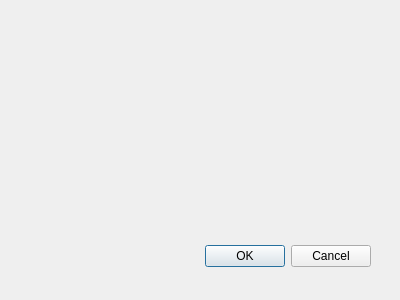
The window that medianinputdialog.ui (MKozuch/fpCalc) describes before a commit, drawn with Qt 5.
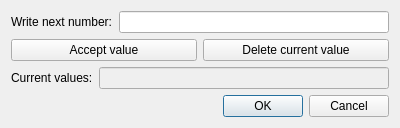
The same window after the commit.

Diff of the .ui file:
```diff
--- a/medianinputdialog.ui
+++ b/medianinputdialog.ui
@@ -9,28 +9,78 @@
     <x>0</x>
     <y>0</y>
     <width>400</width>
-    <height>300</height>
+    <height>128</height>
    </rect>
   </property>
   <property name="windowTitle">
    <string>Dialog</string>
   </property>
-  <widget name="buttonBox" class="QDialogButtonBox">
-   <property name="geometry">
-    <rect>
-     <x>30</x>
-     <y>240</y>
-     <width>341</width>
-     <height>32</height>
-    </rect>
-   </property>
-   <property name="orientation">
-    <enum>Qt::Horizontal</enum>
-   </property>
-   <property name="standardButtons">
-    <set>QDialogButtonBox::Cancel|QDialogButtonBox::Ok</set>
-   </property>
-  </widget>
+  <layout class="QVBoxLayout" name="verticalLayout">
+   <item>
+    <layout class="QHBoxLayout" name="horizontalLayout_2">
+     <item>
+      <widget class="QLabel" name="label">
+       <property name="text">
+        <string>Write next number:</string>
+       </property>
+      </widget>
+     </item>
+     <item>
+      <widget class="QLineEdit" name="valueInput">
+       <property name="inputMask">
+        <string/>
+       </property>
+      </widget>
+     </item>
+    </layout>
+   </item>
+   <item>
+    <layout class="QHBoxLayout" name="horizontalLayout">
+     <item>
+      <widget class="QPushButton" name="acceptBtn">
+       <property name="text">
+        <string>Accept value</string>
+       </property>
+      </widget>
+     </item>
+     <item>
+      <widget class="QPushButton" name="deleteBtn">
+       <property name="text">
+        <string>Delete current value</string>
+       </property>
+      </widget>
+     </item>
+    </layout>
+   </item>
+   <item>
+    <layout class="QHBoxLayout" name="horizontalLayout_3">
+     <item>
+      <widget class="QLabel" name="label_2">
+       <property name="text">
+        <string>Current values:</string>
+       </property>
+      </widget>
+     </item>
+     <item>
+      <widget class="QLineEdit" name="listDisplay">
+       <property name="enabled">
+        <bool>false</bool>
+       </property>
+      </widget>
+     </item>
+    </layout>
+   </item>
+   <item>
+    <widget class="QDialogButtonBox" name="buttonBox">
+     <property name="orientation">
+      <enum>Qt::Horizontal</enum>
+     </property>
+     <property name="standardButtons">
+      <set>QDialogButtonBox::Cancel|QDialogButtonBox::Ok</set>
+     </property>
+    </widget>
+   </item>
+  </layout>
  </widget>
  <pixmapfunction/>
  <resources/>
```
Left out of the diff: 21 changed lines with no effect on the pictures.
